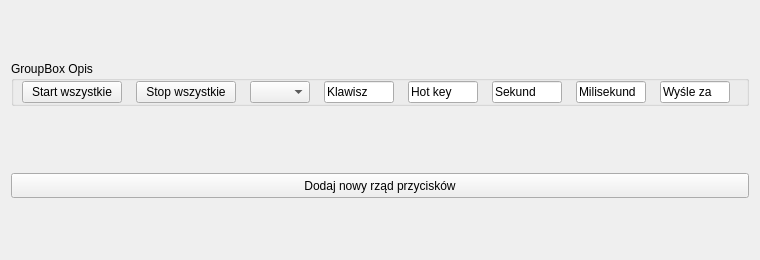
Qt form OknoBot.ui (MBuczma/QtBot) before a commit.
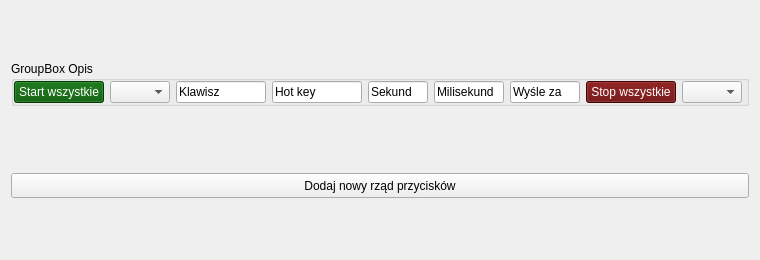
The same form after that commit.

Commit message: Dodanie funkcjinalności start i stop all przycisków

Patch:
```diff
--- a/OknoBot.ui
+++ b/OknoBot.ui
@@ -75,26 +75,33 @@
        <widget class="QPushButton" name="pushButton_StartWszystkie">
         <property name="maximumSize">
          <size>
-          <width>100</width>
+          <width>90</width>
           <height>16777215</height>
          </size>
         </property>
+        <property name="autoFillBackground">
+         <bool>false</bool>
+        </property>
+        <property name="styleSheet">
+         <string notr="true">QPushButton {
+    background-color: rgb(0, 85, 0);
+    color: white;
+}
+
+QPushButton:hover {
+    background-color: darkgreen;
+}
+
+QPushButton:pressed {
+    background-color: limegreen;
+}</string>
+        </property>
         <property name="text">
          <string>Start wszystkie</string>
         </property>
-       </widget>
-      </item>
-      <item>
-       <widget class="QPushButton" name="pushButton_StopWszystkie">
-        <property name="maximumSize">
-         <size>
-          <width>100</width>
-          <height>16777215</height>
-         </size>
+        <property name="default">
+         <bool>false</bool>
         </property>
-        <property name="text">
-         <string>Stop wszystkie</string>
-        </property>
        </widget>
       </item>
       <item>
@@ -123,13 +130,13 @@
         </property>
         <property name="minimumSize">
          <size>
-          <width>70</width>
+          <width>90</width>
           <height>0</height>
          </size>
         </property>
         <property name="maximumSize">
          <size>
-          <width>70</width>
+          <width>90</width>
           <height>16777215</height>
          </size>
         </property>
@@ -151,13 +158,13 @@
         </property>
         <property name="minimumSize">
          <size>
-          <width>70</width>
+          <width>90</width>
           <height>0</height>
          </size>
         </property>
         <property name="maximumSize">
          <size>
-          <width>70</width>
+          <width>90</width>
           <height>16777215</height>
          </size>
         </property>
@@ -179,13 +186,13 @@
         </property>
         <property name="minimumSize">
          <size>
-          <width>70</width>
+          <width>60</width>
           <height>0</height>
          </size>
         </property>
         <property name="maximumSize">
          <size>
-          <width>70</width>
+          <width>60</width>
           <height>16777215</height>
          </size>
         </property>
@@ -253,6 +260,44 @@
         </property>
        </widget>
       </item>
+      <item>
+       <widget class="QPushButton" name="pushButton_StopWszystkie">
+        <property name="maximumSize">
+         <size>
+          <width>90</width>
+          <height>16777215</height>
+         </size>
+        </property>
+        <property name="styleSheet">
+         <string notr="true">QPushButton {
+    background-color: rgb(100, 0, 0);
+    color: white;
+}
+
+QPushButton:hover {
+    background-color: darkred;
+}
+
+QPushButton:pressed {
+    background-color: indianred;
+}
+</string>
+        </property>
+        <property name="text">
+         <string>Stop wszystkie</string>
+        </property>
+       </widget>
+      </item>
+      <item>
+       <widget class="QComboBox" name="comboBox_StopALL">
+        <property name="maximumSize">
+         <size>
+          <width>60</width>
+          <height>16777215</height>
+         </size>
+        </property>
+       </widget>
+      </item>
      </layout>
     </widget>
    </item>
```
Left out of the diff: 2 changed lines with no effect on the pictures. The commit also changes 4 other files.
